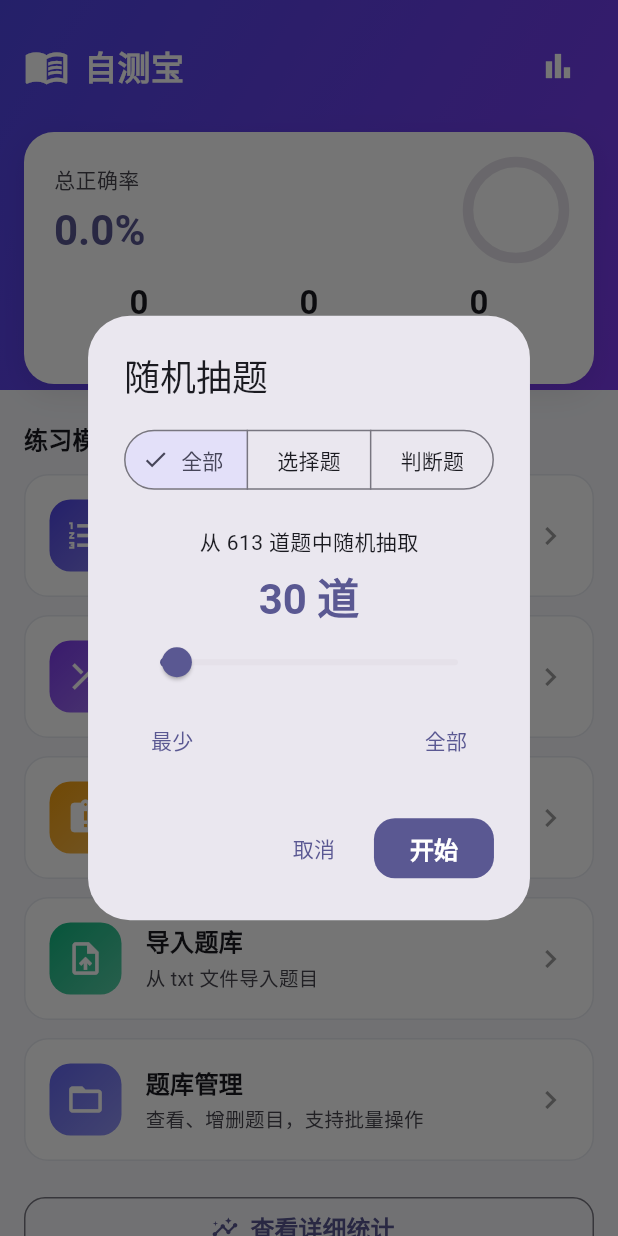
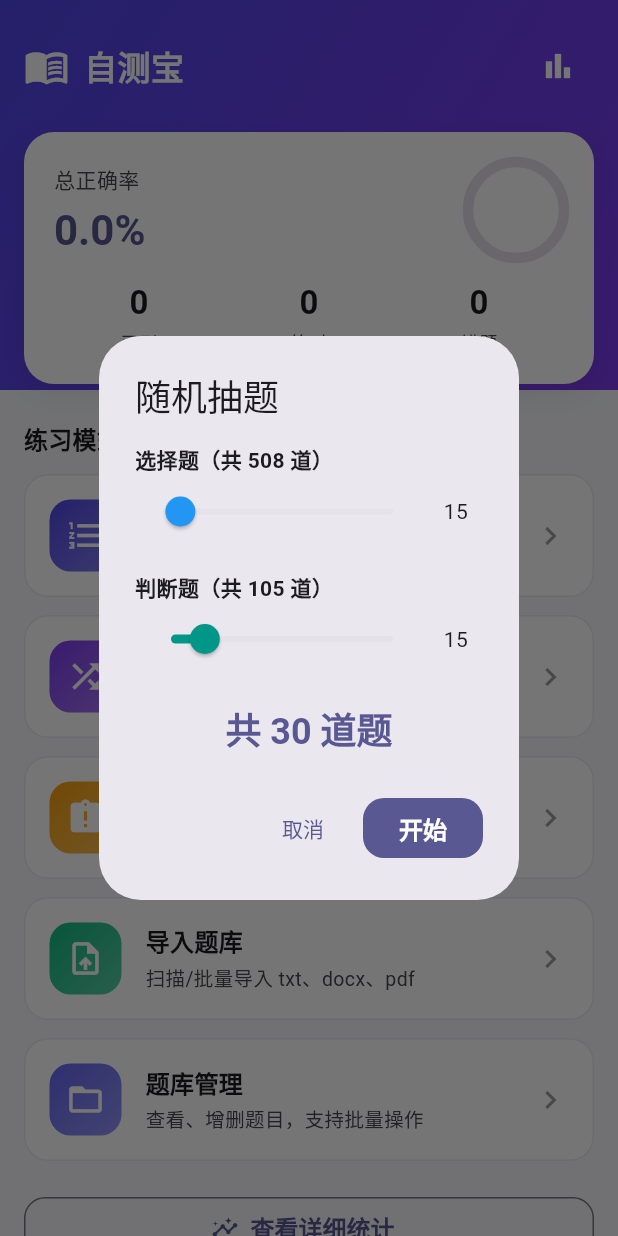
Before and after one commit to zhongys07061/pratice, a Flutter app: the screen it shows after launch, after a tap on "随机抽题", on a phone screen of 412 x 824 dp. Run offline on Flutter 3.47's test engine with Material 3 defaults, Android fonts, the phone set to English and light mode, and no system bars; our stand-ins replace file_picker, shared_preferences; missing offline and left inert: syncfusion_flutter_pdf.

Commit message:
feat: 随机抽题支持题型比例混合，导入支持批量扫描文档（v1.4.0）

```diff
--- a/lib/pages/home_page.dart
+++ b/lib/pages/home_page.dart
@@ -18,8 +18,6 @@ class HomePage extends StatefulWidget {
 
 class _HomePageState extends State<HomePage> {
   final StorageService _storage = StorageService.instance;
-
-  final int _defaultRandomCount = 30; // 随机抽题默认数量
 
   /// 全部有效题目 = 内置题库（过滤已删除） + 导入题库
   List<Question> get _bank => _storage.effectiveBank();
@@ -93,30 +91,34 @@ class _HomePageState extends State<HomePage> {
       _showSnack('没有可练习的题目');
       return;
     }
-    final total = bank.length;
-    final result = await showDialog<(int, String)>(
+    final choicePool = bank.where((q) => q.isChoice).toList();
+    final judgePool = bank.where((q) => !q.isChoice).toList();
+
+    final result = await showDialog<(int, int)>(
       context: context,
       builder: (ctx) => _RandomConfigDialog(
-        total: total,
-        initial: _defaultRandomCount < total ? _defaultRandomCount : total,
+        choiceTotal: choicePool.length,
+        judgeTotal: judgePool.length,
       ),
     );
     if (result == null || !mounted) return;
-    final (count, type) = result;
-
-    var pool = bank;
-    if (type == 'choice') {
-      pool = bank.where((q) => q.isChoice).toList();
-    } else if (type == 'judge') {
-      pool = bank.where((q) => !q.isChoice).toList();
-    }
-    if (pool.isEmpty) {
-      _showSnack('没有该题型的题目');
+    final (choiceCount, judgeCount) = result;
+    if (choiceCount + judgeCount == 0) {
+      _showSnack('请至少选择 1 道题');
       return;
     }
-    final n = count < pool.length ? count : pool.length;
-    final shuffled = List.of(pool)..shuffle();
-    _openQuiz(shuffled.take(n).toList(), '随机抽题');
+
+    final picked = <Question>[];
+    if (choiceCount > 0) {
+      final c = List.of(choicePool)..shuffle();
+      picked.addAll(c.take(choiceCount));
+    }
+    if (judgeCount > 0) {
+      final j = List.of(judgePool)..shuffle();
+      picked.addAll(j.take(judgeCount));
+    }
+    picked.shuffle();
+    _openQuiz(picked, '随机抽题');
   }
 
   @override
@@ -205,7 +207,7 @@ class _HomePageState extends State<HomePage> {
                   icon: Icons.shuffle,
                   color: const Color(0xFF7C3AED),
                   title: '随机抽题',
-                  subtitle: '自定义数量，随机打乱顺序',
+                  subtitle: '自定义数量与题型比例，随机打乱顺序',
                   onTap: _startRandom,
                 ),
                 _ModeCard(
@@ -225,7 +227,7 @@ class _HomePageState extends State<HomePage> {
                   color: const Color(0xFF10B981),
                   title: '导入题库',
                   subtitle: _storage.importedQuestions.isEmpty
-                      ? '从 txt 文件导入题目'
+                      ? '扫描/批量导入 txt、docx、pdf'
                       : '已导入 ${_storage.importedQuestions.length} 道题',
                   onTap: _openImport,
                 ),
@@ -426,70 +428,70 @@ class _ModeCard extends StatelessWidget {
   }
 }
 
-/// 随机抽题配置对话框：题型 + 数量
+/// 随机抽题配置对话框：分别设置选择题与判断题数量（任意比例混合）。
 class _RandomConfigDialog extends StatefulWidget {
-  final int total;
-  final int initial;
-  const _RandomConfigDialog({required this.total, required this.initial});
+  final int choiceTotal;
+  final int judgeTotal;
+  const _RandomConfigDialog({
+    required this.choiceTotal,
+    required this.judgeTotal,
+  });
 
   @override
   State<_RandomConfigDialog> createState() => _RandomConfigDialogState();
 }
 
 class _RandomConfigDialogState extends State<_RandomConfigDialog> {
-  late int _count = widget.initial;
-  String _type = 'all'; // all / choice / judge
+  late int _choiceCount;
+  late int _judgeCount;
+
+  @override
+  void initState() {
+    super.initState();
+    _choiceCount = widget.choiceTotal >= 15 ? 15 : widget.choiceTotal;
+    _judgeCount = widget.judgeTotal >= 15 ? 15 : widget.judgeTotal;
+  }
 
   @override
   Widget build(BuildContext context) {
     final theme = Theme.of(context);
+    final total = _choiceCount + _judgeCount;
     return AlertDialog(
       title: const Text('随机抽题'),
-      content: Column(
+      content: SingleChildScrollView(
+        child: Column(
           mainAxisSize: MainAxisSize.min,
+          crossAxisAlignment: CrossAxisAlignment.start,
           children: [
-          SegmentedButton<String>(
-            segments: const [
-              ButtonSegment(value: 'all', label: Text('全部')),
-              ButtonSegment(value: 'choice', label: Text('选择题')),
-              ButtonSegment(value: 'judge', label: Text('判断题')),
-            ],
-            selected: {_type},
-            onSelectionChanged: (s) => setState(() => _type = s.first),
+            Text('选择题（共 ${widget.choiceTotal} 道）',
+                style: const TextStyle(fontWeight: FontWeight.w600)),
+            _countSlider(
+              value: _choiceCount,
+              max: widget.choiceTotal,
+              color: Colors.blue,
+              onChanged: (v) => setState(() => _choiceCount = v),
+            ),
+            const SizedBox(height: 16),
+            Text('判断题（共 ${widget.judgeTotal} 道）',
+                style: const TextStyle(fontWeight: FontWeight.w600)),
+            _countSlider(
+              value: _judgeCount,
+              max: widget.judgeTotal,
+              color: Colors.teal,
+              onChanged: (v) => setState(() => _judgeCount = v),
             ),
             const SizedBox(height: 20),
-          Text('从 ${widget.total} 道题中随机抽取'),
-          const SizedBox(height: 8),
-          Text(
-            '$_count 道',
-            style: theme.textTheme.headlineMedium?.copyWith(
+            Center(
+              child: Text(
+                '共 $total 道题',
+                style: theme.textTheme.headlineSmall?.copyWith(
                   fontWeight: FontWeight.bold,
                   color: theme.colorScheme.primary,
                 ),
               ),
-          Slider(
-            value: _count.toDouble(),
-            min: 1,
-            max: widget.total.toDouble(),
-            divisions: widget.total > 1 ? widget.total - 1 : null,
-            label: '$_count',
-            onChanged: (v) => setState(() => _count = v.round()),
-          ),
-          const SizedBox(height: 4),
-          Row(
-            mainAxisAlignment: MainAxisAlignment.spaceBetween,
-            children: [
-              TextButton(
-                onPressed: () => setState(() => _count = 1),
-                child: const Text('最少'),
-              ),
-              TextButton(
-                onPressed: () => setState(() => _count = widget.total),
-                child: const Text('全部'),
             ),
           ],
         ),
-        ],
       ),
       actions: [
         TextButton(
@@ -497,10 +499,40 @@ class _RandomConfigDialogState extends State<_RandomConfigDialog> {
           child: const Text('取消'),
         ),
         FilledButton(
-          onPressed: () => Navigator.of(context).pop((_count, _type)),
+          onPressed: total == 0
+              ? null
+              : () => Navigator.of(context).pop((_choiceCount, _judgeCount)),
           child: const Text('开始'),
         ),
       ],
     );
   }
+
+  Widget _countSlider({
+    required int value,
+    required int max,
+    required Color color,
+    required ValueChanged<int> onChanged,
+  }) {
+    final enabled = max > 0;
+    return Row(
+      children: [
+        Expanded(
+          child: Slider(
+            value: value.toDouble(),
+            min: 0,
+            max: enabled ? max.toDouble() : 1,
+            divisions: enabled ? max : 1,
+            label: '$value',
+            activeColor: color,
+            onChanged: enabled ? (v) => onChanged(v.round()) : null,
+          ),
+        ),
+        SizedBox(
+          width: 36,
+          child: Text('$value', textAlign: TextAlign.center),
+        ),
+      ],
+    );
   }
+}
--- a/lib/pages/import_page.dart
+++ b/lib/pages/import_page.dart
@@ -21,16 +21,27 @@ class _ImportPageState extends State<ImportPage> {
   List<Question>? _questions;
   final TextEditingController _pasteController = TextEditingController();
 
-  Future<void> _pickFile() async {
-    final file = await FilePicker.pickFile(
+  Future<void> _pickFiles() async {
+    final files = await FilePicker.pickFiles(
       type: FileType.custom,
       allowedExtensions: ['txt', 'text', 'csv', 'docx', 'pdf'],
     );
-    if (file == null) return;
+    if (files.isEmpty) return;
 
-    final bytes = await file.readAsBytes();
-    final content = ImportParser.extractText(file.name, bytes);
-    _applyResult(file.name, ImportParser.parse(content, _nextStartId()));
+    final all = <Question>[];
+    final names = <String>[];
+    var startId = _nextStartId();
+    for (final file in files) {
+      final bytes = await file.readAsBytes();
+      final content = ImportParser.extractText(file.name, bytes);
+      final parsed = ImportParser.parse(content, startId);
+      if (parsed.isNotEmpty) {
+        all.addAll(parsed);
+        names.add('${file.name}（${parsed.length} 题）');
+        startId = all.map((q) => q.id).reduce((a, b) => a > b ? a : b) + 1;
+      }
+    }
+    _applyResult(names.join('\n'), all);
   }
 
   void _parsePaste() {
@@ -89,7 +100,7 @@ class _ImportPageState extends State<ImportPage> {
         children: [
           SegmentedButton<String>(
             segments: const [
-              ButtonSegment(value: 'file', label: Text('文件导入')),
+              ButtonSegment(value: 'file', label: Text('扫描文档')),
               ButtonSegment(value: 'paste', label: Text('粘贴文本')),
             ],
             selected: {_mode},
@@ -102,9 +113,9 @@ class _ImportPageState extends State<ImportPage> {
             SizedBox(
               height: 52,
               child: FilledButton.icon(
-                icon: const Icon(Icons.upload_file),
-                label: const Text('选择文件（txt / docx / pdf）'),
-                onPressed: _pickFile,
+                icon: const Icon(Icons.folder_open),
+                label: const Text('扫描 / 批量选择文档（可多选）'),
+                onPressed: _pickFiles,
               ),
             ),
           ] else ...[
@@ -153,7 +164,7 @@ class _ImportPageState extends State<ImportPage> {
       child: Column(
         crossAxisAlignment: CrossAxisAlignment.start,
         children: [
-          const Text('支持文件：txt、docx、pdf，或直接粘贴文本',
+          const Text('支持文件：txt、docx、pdf，可一次多选批量导入；也可直接粘贴文本',
               style: TextStyle(fontWeight: FontWeight.bold, fontSize: 14)),
           const SizedBox(height: 10),
           const Text('两种题目格式都能识别：', style: TextStyle(fontSize: 13)),
--- a/pubspec.yaml
+++ b/pubspec.yaml
@@ -16,7 +16,7 @@ publish_to: 'none' # Remove this line if you wish to publish to pub.dev
 # https://developer.apple.com/library/archive/documentation/General/Reference/InfoPlistKeyReference/Articles/CoreFoundationKeys.html
 # In Windows, build-name is used as the major, minor, and patch parts
 # of the product and file versions while build-number is used as the build suffix.
-version: 1.3.0+3
+version: 1.4.0+4
 
 environment:
   sdk: ^3.11.1
```
Lines whose indentation alone changed are shown as unchanged.
